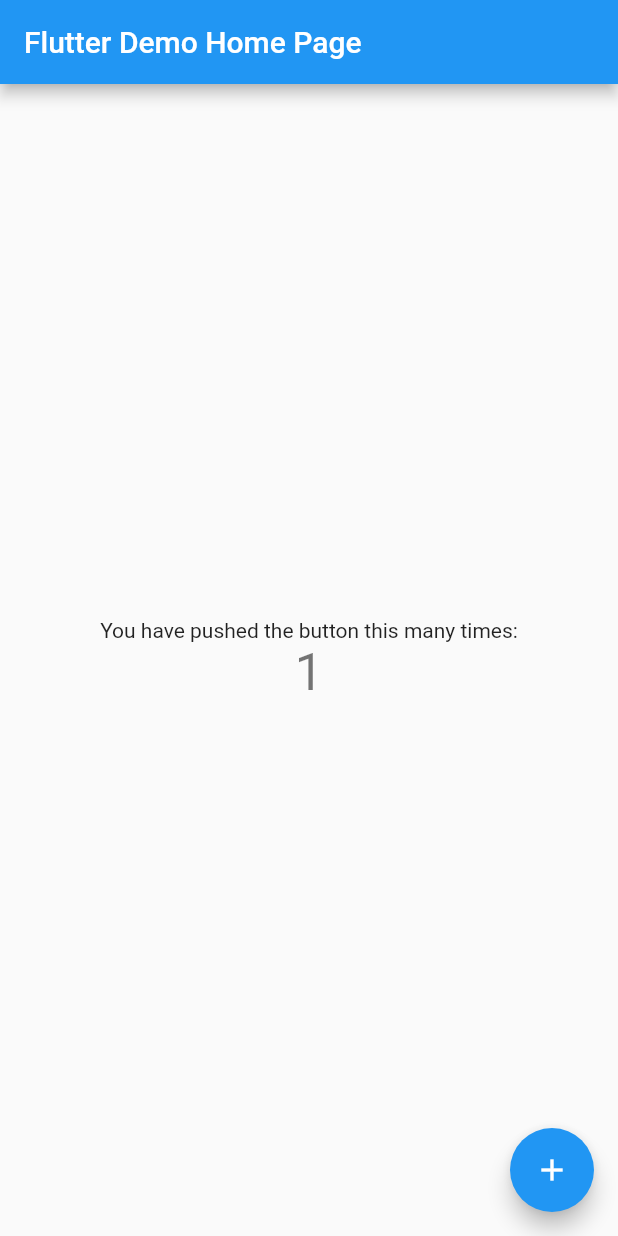
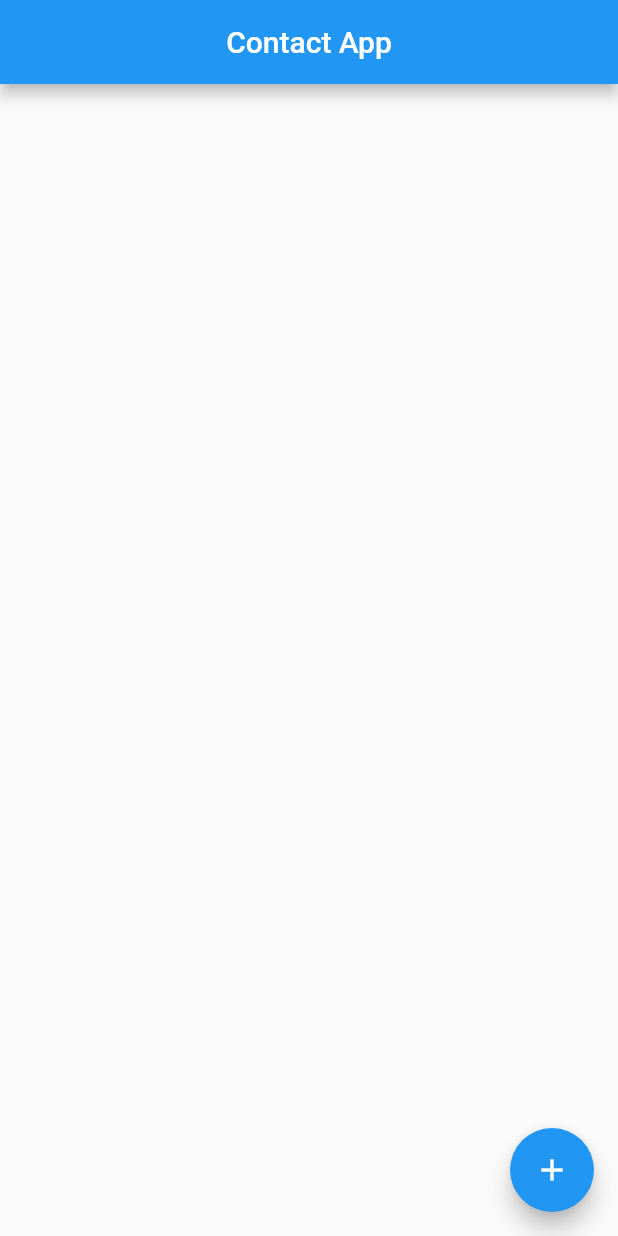
Before and after one commit to fiqriachmada/latihan_23_tsa, a Flutter app: the screen it shows after launch, after a tap on the "add" icon, on a phone screen of 412 x 824 dp. Run offline on Flutter 3.47's test engine with Material 2 defaults, Android fonts, the phone set to English and light mode, and no system bars; our stand-ins replace sqflite; accounts and stored records are empty.

Commit message:
new: contactapp

```diff
--- /dev/null
+++ b/lib/database/database_helper.dart
@@ -0,0 +1,75 @@
+import 'package:flutter/material.dart';
+import 'package:latihan_23_tsa/model/contact_model.dart';
+import 'package:sqflite/sqflite.dart';
+import 'package:sqflite/sqlite_api.dart';
+import 'package:path/path.dart';
+
+class DatabaseHelper {
+  static final DatabaseHelper _instance = DatabaseHelper._internal();
+  static Database? _database;
+
+  final String tableName = 'tableContact';
+  final String columnId = 'columnId';
+  final String columnName = 'columnName';
+  final String columnMobileNumber = 'columnMobileNumber';
+  final String columnEmail = 'columnEmail';
+  final String columnCompany = 'columnCompany';
+
+  DatabaseHelper._internal();
+  factory DatabaseHelper() => _instance;
+
+  Future<Database?> get _db async {
+    if (_database != null) {
+      return _database;
+    }
+    _database = await _initDb();
+
+    return _database;
+  }
+
+  Future<Database?> _initDb() async {
+    String databasePath = await getDatabasesPath();
+    String path = join(databasePath, 'contact.db');
+
+    return await openDatabase(path, version: 1, onCreate: _onCreate);
+  }
+
+  Future<void> _onCreate(Database db, int version) async {
+    var sql = 'CREATE TABLE $tableName($columnId INTERGER PRIMARY KEY, '
+        '$columnName TEXT,';
+    '$columnMobileNumber TEXT,';
+    '$columnEmail TEXT,';
+    '$columnCompany TEXT)';
+    await db.execute(sql);
+  }
+
+  Future<int?> saveContact(Contact contact) async {
+    var dbClient = await _db;
+    return await dbClient!.insert(tableName, contact.toMap());
+  }
+
+  Future<List?> getAllContact() async {
+    var dbClient = await _db;
+    var result = await dbClient!.query(tableName, columns: [
+      columnId,
+      columnName,
+      columnMobileNumber,
+      columnEmail,
+      columnCompany,
+    ]);
+
+    return result.toList();
+  }
+
+  Future<int?> updateContact(Contact contact) async {
+    var dbClient = await _db;
+    return await dbClient!.update(tableName, contact.toMap(),
+        where: '$columnId = ?', whereArgs: [contact.id]);
+  }
+
+  Future<int?> deleteContact(int id) async {
+    var dbClient = await _db;
+    return await dbClient!
+        .delete(tableName, where: '$columnId = ?', whereArgs: [id]);
+  }
+}
--- /dev/null
+++ b/lib/interface/list_contact.dart
@@ -0,0 +1,195 @@
+import 'package:flutter/material.dart';
+import 'package:flutter/src/foundation/key.dart';
+import 'package:flutter/src/widgets/framework.dart';
+import 'package:latihan_23_tsa/database/database_helper.dart';
+import 'package:latihan_23_tsa/interface/form_contact.dart';
+import 'package:latihan_23_tsa/model/contact_model.dart';
+
+class ListContact extends StatefulWidget {
+  const ListContact({Key? key}) : super(key: key);
+
+  @override
+  State<ListContact> createState() => _ListContactState();
+}
+
+class _ListContactState extends State<ListContact> {
+  List<Contact> _listContact = [];
+  DatabaseHelper databaseHelper = DatabaseHelper();
+
+  @override
+  void initState() {
+    _getAllContact();
+    super.initState();
+  }
+
+  @override
+  Widget build(BuildContext context) {
+    return Scaffold(
+      appBar: AppBar(
+        title: const Center(
+          child: Text(
+            'Contact App',
+          ),
+        ),
+      ),
+      body: ListView.builder(
+        itemCount: _listContact.length,
+        itemBuilder: (
+          context,
+          index,
+        ) {
+          Contact contact = _listContact[index];
+          return Padding(
+            padding: const EdgeInsets.only(
+              top: 20,
+            ),
+            child: ListTile(
+              leading: const Icon(
+                Icons.person,
+                size: 50,
+              ),
+              title: Text('${contact.name}'),
+              subtitle: Column(
+                mainAxisAlignment: MainAxisAlignment.start,
+                crossAxisAlignment: CrossAxisAlignment.start,
+                children: [
+                  Padding(
+                    padding: const EdgeInsets.only(
+                      top: 8,
+                    ),
+                    child: Text('Email: ${contact.email}'),
+                  ),
+                  Padding(
+                    padding: const EdgeInsets.only(
+                      top: 8,
+                    ),
+                    child: Text('Email: ${contact.mobileNumber}'),
+                  ),
+                  Padding(
+                    padding: const EdgeInsets.only(
+                      top: 8,
+                    ),
+                    child: Text('Email: ${contact.company}'),
+                  ),
+                ],
+              ),
+              trailing: FittedBox(
+                fit: BoxFit.fill,
+                child: Row(
+                  children: [
+                    IconButton(
+                      onPressed: () {
+                        _openFormEdit(
+                          contact,
+                        );
+                      },
+                      icon: Icon(
+                        Icons.edit,
+                      ),
+                    ),
+                    IconButton(
+                      onPressed: () {
+                        AlertDialog delete = AlertDialog(
+                          title: Text('Informations'),
+                          content: Container(
+                            height: 100,
+                            child: Column(
+                              children: [
+                                Text(
+                                  'Are you sure you want to delete this ${contact.name} ?',
+                                ),
+                              ],
+                            ),
+                          ),
+                          actions: [
+                            TextButton(
+                              onPressed: () {
+                                _deleteContact(
+                                  contact,
+                                  index,
+                                );
+                                Navigator.pop(
+                                  context,
+                                );
+                              },
+                              child: Text(
+                                'Yes',
+                              ),
+                            ),
+                            TextButton(
+                              onPressed: () {
+                                Navigator.pop(context);
+                              },
+                              child: Text('No'),
+                            ),
+                          ],
+                        );
+                        showDialog(
+                          context: context,
+                          builder: (context) => delete,
+                        );
+                      },
+                      icon: Icon(Icons.add),
+                    ),
+                  ],
+                ),
+              ),
+            ),
+          );
+        },
+      ),
+      floatingActionButton: FloatingActionButton(
+        child: Icon(
+          Icons.add,
+        ),
+        onPressed: () {
+          _openFormCreate;
+        },
+      ),
+    );
+  }
+
+  //adding value
+  Future<void> _getAllContact() async {
+    var list = await databaseHelper.getAllContact();
+
+    setState(() {
+      _listContact.clear();
+
+      list!.forEach((contact) {
+        _listContact.add(Contact.fromMap(contact));
+      });
+    });
+  }
+
+  Future<void> _deleteContact(Contact contact, int position) async {
+    await databaseHelper.deleteContact(contact.id!);
+    setState(() {
+      _listContact.removeAt(position);
+    });
+  }
+
+  Future<void> _openFormCreate() async {
+    var result = await Navigator.push(
+      context,
+      MaterialPageRoute(
+        builder: (context) => FormContact(),
+      ),
+    );
+    if (result == 'save') {
+      await _getAllContact();
+    }
+  }
+
+  Future<void> _openFormEdit(Contact contact) async {
+    var result = await Navigator.push(
+      context,
+      MaterialPageRoute(
+        builder: (context) => FormContact(),
+      ),
+    );
+    if (result == 'update') {
+      await _getAllContact();
+    }
+  }
+}
--- a/lib/main.dart
+++ b/lib/main.dart
@@ -1,4 +1,5 @@
 import 'package:flutter/material.dart';
+import 'package:latihan_23_tsa/interface/list_contact.dart';
 
 void main() {
   runApp(const MyApp());
@@ -7,109 +8,15 @@
 class MyApp extends StatelessWidget {
   const MyApp({Key? key}) : super(key: key);
 
-  // This widget is the root of your application.
   @override
   Widget build(BuildContext context) {
     return MaterialApp(
       title: 'Flutter Demo',
+      debugShowCheckedModeBanner: false,
       theme: ThemeData(
-        // This is the theme of your application.
-        //
-        // Try running your application with "flutter run". You'll see the
-        // application has a blue toolbar. Then, without quitting the app, try
-        // changing the primarySwatch below to Colors.green and then invoke
-        // "hot reload" (press "r" in the console where you ran "flutter run",
-        // or simply save your changes to "hot reload" in a Flutter IDE).
-        // Notice that the counter didn't reset back to zero; the application
-        // is not restarted.
         primarySwatch: Colors.blue,
       ),
-      home: const MyHomePage(title: 'Flutter Demo Home Page'),
+      home: ListContact(),
     );
   }
 }
-
-class MyHomePage extends StatefulWidget {
-  const MyHomePage({Key? key, required this.title}) : super(key: key);
-
-  // This widget is the home page of your application. It is stateful, meaning
-  // that it has a State object (defined below) that contains fields that affect
-  // how it looks.
-
-  // This class is the configuration for the state. It holds the values (in this
-  // case the title) provided by the parent (in this case the App widget) and
-  // used by the build method of the State. Fields in a Widget subclass are
-  // always marked "final".
-
-  final String title;
-
-  @override
-  State<MyHomePage> createState() => _MyHomePageState();
-}
-
-class _MyHomePageState extends State<MyHomePage> {
-  int _counter = 0;
-
-  void _incrementCounter() {
-    setState(() {
-      // This call to setState tells the Flutter framework that something has
-      // changed in this State, which causes it to rerun the build method below
-      // so that the display can reflect the updated values. If we changed
-      // _counter without calling setState(), then the build method would not be
-      // called again, and so nothing would appear to happen.
-      _counter++;
-    });
-  }
-
-  @override
-  Widget build(BuildContext context) {
-    // This method is rerun every time setState is called, for instance as done
-    // by the _incrementCounter method above.
-    //
-    // The Flutter framework has been optimized to make rerunning build methods
-    // fast, so that you can just rebuild anything that needs updating rather
-    // than having to individually change instances of widgets.
-    return Scaffold(
-      appBar: AppBar(
-        // Here we take the value from the MyHomePage object that was created by
-        // the App.build method, and use it to set our appbar title.
-        title: Text(widget.title),
-      ),
-      body: Center(
-        // Center is a layout widget. It takes a single child and positions it
-        // in the middle of the parent.
-        child: Column(
-          // Column is also a layout widget. It takes a list of children and
-          // arranges them vertically. By default, it sizes itself to fit its
-          // children horizontally, and tries to be as tall as its parent.
-          //
-          // Invoke "debug painting" (press "p" in the console, choose the
-          // "Toggle Debug Paint" action from the Flutter Inspector in Android
-          // Studio, or the "Toggle Debug Paint" command in Visual Studio Code)
-          // to see the wireframe for each widget.
-          //
-          // Column has various properties to control how it sizes itself and
-          // how it positions its children. Here we use mainAxisAlignment to
-          // center the children vertically; the main axis here is the vertical
-          // axis because Columns are vertical (the cross axis would be
-          // horizontal).
-          mainAxisAlignment: MainAxisAlignment.center,
-          children: <Widget>[
-            const Text(
-              'You have pushed the button this many times:',
-            ),
-            Text(
-              '$_counter',
-              style: Theme.of(context).textTheme.headline4,
-            ),
-          ],
-        ),
-      ),
-      floatingActionButton: FloatingActionButton(
-        onPressed: _incrementCounter,
-        tooltip: 'Increment',
-        child: const Icon(Icons.add),
-      ), // This trailing comma makes auto-formatting nicer for build methods.
-    );
-  }
-}
--- /dev/null
+++ b/lib/model/contact_model.dart
@@ -0,0 +1,31 @@
+class Contact {
+  int? id;
+  String? name;
+  String? mobileNumber;
+  String? email;
+  String? company;
+
+  Contact({this.id, this.name, this.mobileNumber, this.email, this.company});
+
+  Map<String, dynamic> toMap() {
+    var map = Map<String, dynamic>();
+
+    if (id != null) {
+      map['id'] = id;
+    }
+    map['name'] = name;
+    map['mobileNumber'] = mobileNumber;
+    map['email'] = email;
+    map['company'] = company;
+
+    return map;
+  }
+
+  Contact.fromMap(Map<String, dynamic> map) {
+    this.id = map['id'];
+    this.name = map['name'];
+    this.mobileNumber = map['mobileNumber'];
+    this.email = map['email'];
+    this.company = map['company'];
+  }
+}
--- a/pubspec.yaml
+++ b/pubspec.yaml
@@ -34,6 +34,7 @@
   # The following adds the Cupertino Icons font to your application.
   # Use with the CupertinoIcons class for iOS style icons.
   cupertino_icons: ^1.0.2
+  sqflite: ^2.0.3+1
 
 dev_dependencies:
   flutter_test:
```
Also changed, not shown: lib/interface/form_contact.dart (added, +41 -0 lines), pubspec.lock, 8 other files.
